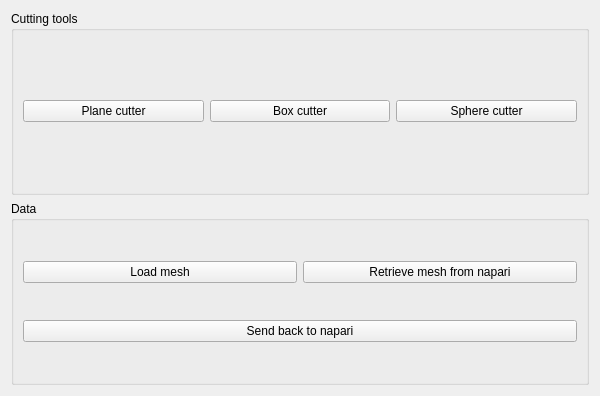
The window that src/napari_vedo_bridge/vedo_extension.ui (jo-mueller/napari-vedo-bridge) describes before a commit, drawn with Qt 5.
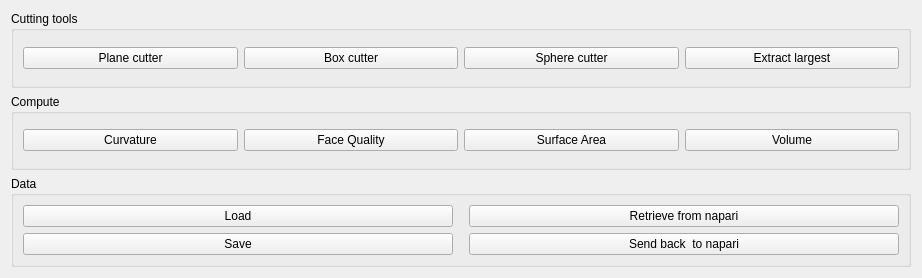
The same window after the commit.

Commit message: save button and other functions

```diff
--- a/src/napari_vedo_bridge/vedo_extension.ui
+++ b/src/napari_vedo_bridge/vedo_extension.ui
@@ -6,8 +6,8 @@
    <rect>
     <x>0</x>
     <y>0</y>
-    <width>600</width>
-    <height>396</height>
+    <width>918</width>
+    <height>278</height>
    </rect>
   </property>
   <property name="windowTitle">
@@ -19,21 +19,8 @@
      <property name="title">
       <string>Cutting tools</string>
      </property>
-     <layout class="QHBoxLayout" name="horizontalLayout">
-      <item>
-       <widget class="QPushButton" name="pushButton_plane_cutter">
-        <property name="text">
-         <string>Plane cutter</string>
-        </property>
-        <property name="checkable">
-         <bool>true</bool>
-        </property>
-        <attribute name="buttonGroup">
-         <string notr="true">buttonGroup</string>
-        </attribute>
-       </widget>
-      </item>
-      <item>
+     <layout class="QGridLayout" name="gridLayout_2">
+      <item row="0" column="1">
        <widget class="QPushButton" name="pushButton_box_cutter">
         <property name="text">
          <string>Box cutter</string>
@@ -46,7 +33,7 @@
         </attribute>
        </widget>
       </item>
-      <item>
+      <item row="0" column="2">
        <widget class="QPushButton" name="pushButton_sphere_cutter">
         <property name="text">
          <string>Sphere cutter</string>
@@ -59,36 +46,119 @@
         </attribute>
        </widget>
       </item>
+      <item row="0" column="0">
+       <widget class="QPushButton" name="pushButton_plane_cutter">
+        <property name="text">
+         <string>Plane cutter</string>
+        </property>
+        <property name="checkable">
+         <bool>true</bool>
+        </property>
+        <attribute name="buttonGroup">
+         <string notr="true">buttonGroup</string>
+        </attribute>
+       </widget>
+      </item>
+      <item row="0" column="3">
+       <widget class="QPushButton" name="pushButton_extract_largest">
+        <property name="text">
+         <string>Extract largest</string>
+        </property>
+       </widget>
+      </item>
+     </layout>
+    </widget>
+   </item>
+   <item>
+    <widget class="QGroupBox" name="groupBox_3">
+     <property name="title">
+      <string>Compute</string>
+     </property>
+     <layout class="QGridLayout" name="gridLayout_3">
+      <item row="0" column="0">
+       <widget class="QPushButton" name="pushButton_compute_curvature">
+        <property name="text">
+         <string>Curvature</string>
+        </property>
+       </widget>
+      </item>
+      <item row="0" column="1">
+       <widget class="QPushButton" name="pushButton_compute_face_quality">
+        <property name="text">
+         <string>Face Quality</string>
+        </property>
+       </widget>
+      </item>
+      <item row="0" column="2">
+       <widget class="QPushButton" name="pushButton_compute_area">
+        <property name="text">
+         <string>Surface Area</string>
+        </property>
+       </widget>
+      </item>
+      <item row="0" column="3">
+       <widget class="QPushButton" name="pushButton_compute_volume">
+        <property name="text">
+         <string>Volume</string>
+        </property>
+       </widget>
+      </item>
      </layout>
     </widget>
    </item>
    <item>
     <widget class="QGroupBox" name="groupBox_2">
+     <property name="minimumSize">
+      <size>
+       <width>900</width>
+       <height>10</height>
+      </size>
+     </property>
      <property name="title">
       <string>Data</string>
      </property>
      <layout class="QGridLayout" name="gridLayout">
-      <item row="0" column="0">
-       <widget class="QPushButton" name="pushButton_load_mesh">
+      <item row="1" column="0">
+       <widget class="QPushButton" name="pushButton_save_mesh">
         <property name="text">
-         <string>Load mesh</string>
+         <string>Save</string>
         </property>
        </widget>
       </item>
-      <item row="0" column="1">
-       <widget class="QPushButton" name="pushButton_get_from_napari">
-        <property name="text">
-         <string>Retrieve mesh from napari</string>
-        </property>
-       </widget>
-      </item>
-      <item row="1" column="0" colspan="2">
+      <item row="1" column="2">
        <widget class="QPushButton" name="pushButton_send_back">
         <property name="text">
-         <string>Send back to napari</string>
+         <string>Send back  to napari</string>
         </property>
        </widget>
       </item>
+      <item row="0" column="2">
+       <widget class="QPushButton" name="pushButton_get_from_napari">
+        <property name="text">
+         <string>Retrieve from napari</string>
+        </property>
+       </widget>
+      </item>
+      <item row="0" column="0">
+       <widget class="QPushButton" name="pushButton_load_mesh">
+        <property name="text">
+         <string>Load</string>
+        </property>
+       </widget>
+      </item>
+      <item row="0" column="1" rowspan="2">
+       <spacer name="verticalSpacer">
+        <property name="orientation">
+         <enum>Qt::Vertical</enum>
+        </property>
+        <property name="sizeHint" stdset="0">
+         <size>
+          <width>10</width>
+          <height>40</height>
+         </size>
+        </property>
+       </spacer>
+      </item>
      </layout>
     </widget>
    </item>
```
The commit also changes 1 other file.
